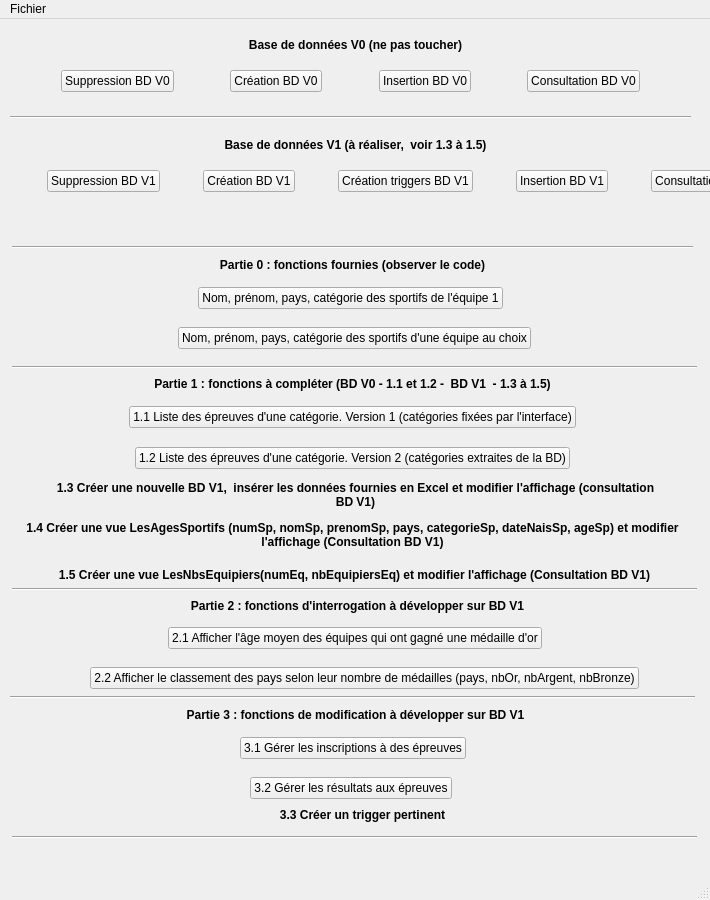
Before: the Qt Designer form gui/mainWindow.ui in Karvyz/cebd-jo-2022, drawn with Qt 5.
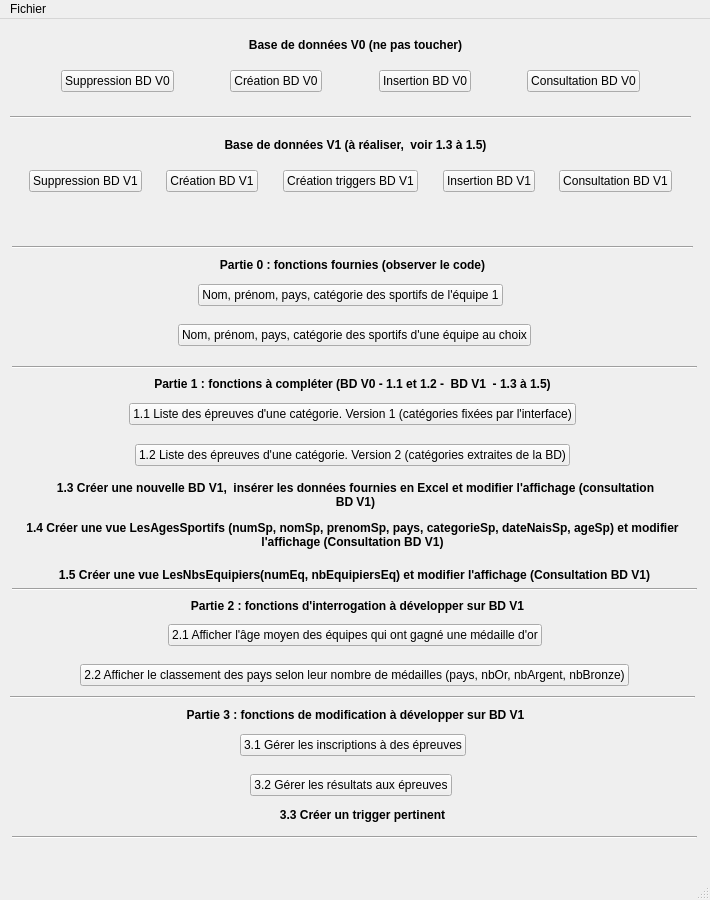
After: the same form once the commit is applied.

```diff
--- a/gui/mainWindow.ui
+++ b/gui/mainWindow.ui
@@ -404,7 +404,7 @@
       <x>10</x>
       <y>260</y>
       <width>681</width>
-      <height>38</height>
+      <height>32</height>
      </rect>
     </property>
     <layout class="QHBoxLayout" name="horizontalLayout_partie_0_1">
@@ -449,7 +449,7 @@
       <x>12</x>
       <y>300</y>
       <width>685</width>
-      <height>38</height>
+      <height>32</height>
      </rect>
     </property>
     <layout class="QHBoxLayout" name="horizontalLayout_partie_0_2">
@@ -494,7 +494,7 @@
       <x>12</x>
       <y>600</y>
       <width>685</width>
-      <height>38</height>
+      <height>32</height>
      </rect>
     </property>
     <layout class="QHBoxLayout" name="horizontalLayout_partie_2_1">
@@ -538,8 +538,8 @@
      <rect>
       <x>12</x>
       <y>640</y>
-      <width>705</width>
-      <height>38</height>
+      <width>685</width>
+      <height>32</height>
      </rect>
     </property>
     <layout class="QHBoxLayout" name="horizontalLayout_partie_2_2">
@@ -584,7 +584,7 @@
       <x>10</x>
       <y>710</y>
       <width>685</width>
-      <height>38</height>
+      <height>32</height>
      </rect>
     </property>
     <layout class="QHBoxLayout" name="horizontalLayout_partie_3_1">
@@ -629,7 +629,7 @@
       <x>10</x>
       <y>750</y>
       <width>681</width>
-      <height>38</height>
+      <height>32</height>
      </rect>
     </property>
     <layout class="QHBoxLayout" name="horizontalLayout_partie_3_2">
@@ -674,7 +674,7 @@
       <x>10</x>
       <y>379</y>
       <width>685</width>
-      <height>38</height>
+      <height>32</height>
      </rect>
     </property>
     <layout class="QHBoxLayout" name="horizontalLayout_partie_1_1">
@@ -719,7 +719,7 @@
       <x>10</x>
       <y>420</y>
       <width>685</width>
-      <height>38</height>
+      <height>32</height>
      </rect>
     </property>
     <layout class="QHBoxLayout" name="horizontalLayout_partie_1_2">
@@ -788,7 +788,7 @@
      <rect>
       <x>10</x>
       <y>140</y>
-      <width>791</width>
+      <width>681</width>
       <height>44</height>
      </rect>
     </property>
```
Left out of the diff: 55 changed lines with no effect on the pictures.
